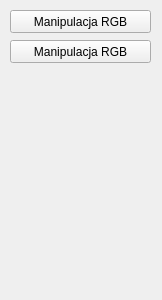
First picture: the form in edycja_obrazow/wincyj.ui, repository hankav21/edytor_obrazow, before the edit.
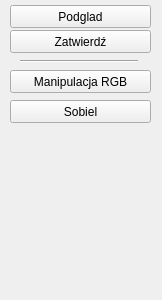
Second picture: the form after the edit.

Patch:
```diff
--- a/edycja_obrazow/wincyj.ui
+++ b/edycja_obrazow/wincyj.ui
@@ -27,7 +27,7 @@
     <property name="geometry">
      <rect>
       <x>10</x>
-      <y>10</y>
+      <y>70</y>
       <width>141</width>
       <height>23</height>
      </rect>
@@ -40,13 +40,52 @@
     <property name="geometry">
      <rect>
       <x>10</x>
-      <y>40</y>
+      <y>100</y>
       <width>141</width>
       <height>23</height>
      </rect>
     </property>
     <property name="text">
-     <string>Manipulacja RGB</string>
+     <string>Sobiel</string>
+    </property>
+   </widget>
+   <widget class="QPushButton" name="pushButton_Podglad">
+    <property name="geometry">
+     <rect>
+      <x>10</x>
+      <y>5</y>
+      <width>141</width>
+      <height>23</height>
+     </rect>
+    </property>
+    <property name="text">
+     <string>Podglad</string>
+    </property>
+   </widget>
+   <widget class="QPushButton" name="pushButton_Zatwierdz">
+    <property name="geometry">
+     <rect>
+      <x>10</x>
+      <y>30</y>
+      <width>141</width>
+      <height>23</height>
+     </rect>
+    </property>
+    <property name="text">
+     <string>Zatwierdź</string>
+    </property>
+   </widget>
+   <widget class="Line" name="line">
+    <property name="geometry">
+     <rect>
+      <x>20</x>
+      <y>60</y>
+      <width>118</width>
+      <height>3</height>
+     </rect>
+    </property>
+    <property name="orientation">
+     <enum>Qt::Horizontal</enum>
     </property>
    </widget>
   </widget>
```
